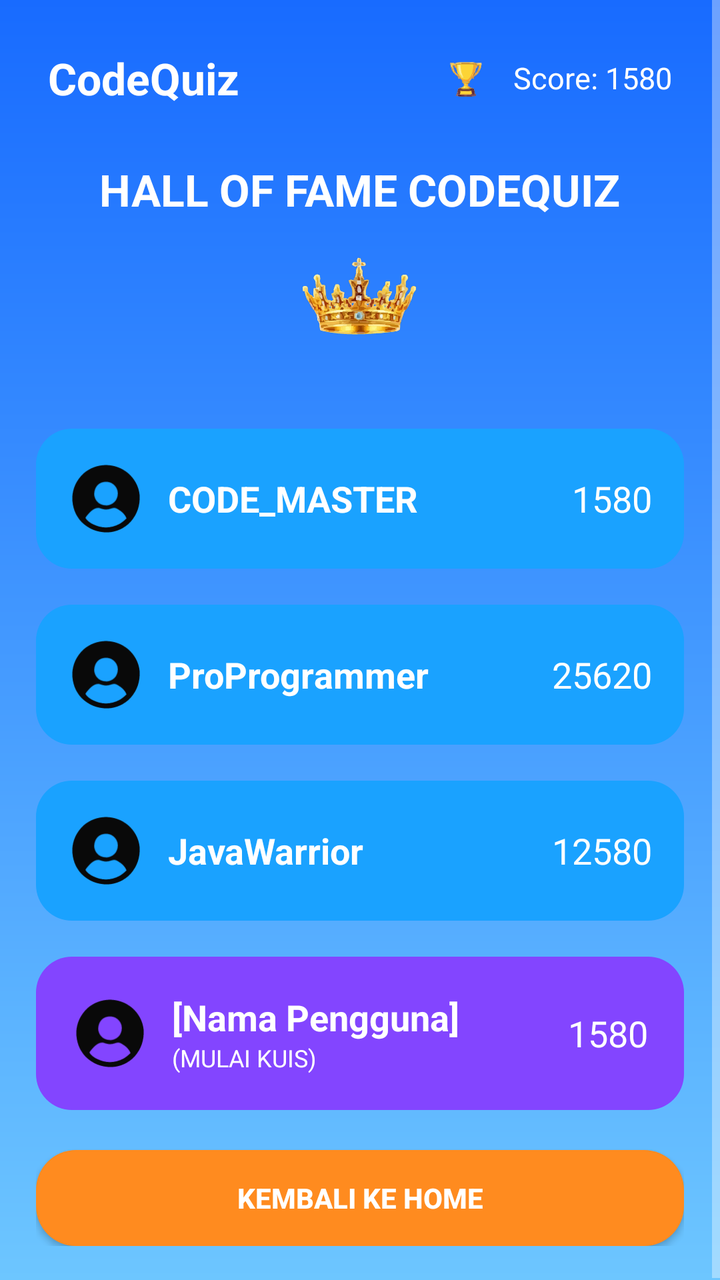
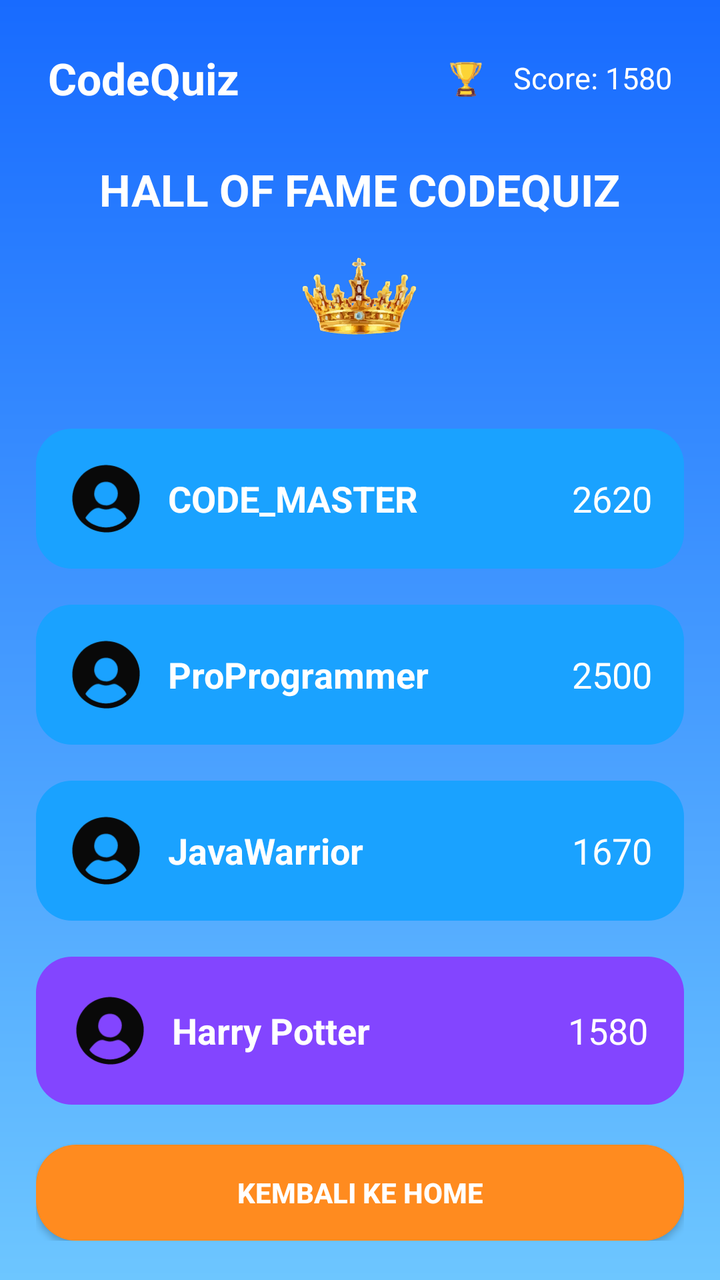

The first picture is an Android layout as it rendered before a commit; the second is the same layout after the commit. The layout source and the unified diff follow.
<!-- AndroidManifest.xml: application theme Theme.CodeQuizDAM -->
<!-- res/layout/activity_leaderboard.xml -->
<?xml version="1.0" encoding="utf-8"?>
<ScrollView xmlns:android="http://schemas.android.com/apk/res/android"
    android:layout_width="match_parent"
    android:layout_height="match_parent"
    android:background="@drawable/bg_gradient8">

    <LinearLayout
        android:layout_width="match_parent"
        android:layout_height="wrap_content"
        android:orientation="vertical"
        android:padding="18dp"
        android:gravity="center_horizontal">

        
        <LinearLayout
            android:layout_width="match_parent"
            android:layout_height="wrap_content"
            android:gravity="center_vertical"
            android:padding="6dp">

            <TextView
                android:layout_width="wrap_content"
                android:layout_height="wrap_content"
                android:text="CodeQuiz"
                android:textColor="@android:color/white"
                android:textStyle="bold"
                android:textSize="22sp"
                android:layout_weight="1" />

            <ImageView
                android:layout_width="30dp"
                android:layout_height="30dp"
                android:src="@drawable/ic_award" />

            <TextView
                android:layout_width="wrap_content"
                android:layout_height="wrap_content"
                android:text=" Score: 1580"
                android:textColor="@android:color/white"
                android:textSize="15sp"
                android:paddingStart="5dp" />
        </LinearLayout>

        <TextView
            android:layout_width="wrap_content"
            android:layout_height="wrap_content"
            android:text="HALL OF FAME CODEQUIZ"
            android:textColor="@android:color/white"
            android:textStyle="bold"
            android:textSize="22sp"
            android:layout_marginTop="20dp"/>

        
        <ImageView
            android:layout_width="60dp"
            android:layout_height="60dp"
            android:layout_marginTop="10dp"
            android:src="@drawable/ic_crown" />

        <LinearLayout
            android:layout_width="match_parent"
            android:layout_height="wrap_content"
            android:background="@drawable/bg_card_leader"
            android:orientation="horizontal"
            android:padding="16dp"
            android:layout_marginTop="35dp"
            android:gravity="center_vertical">

            <ImageView
                android:layout_width="38dp"
                android:layout_height="38dp"
                android:src="@drawable/ic_profile" />

            <TextView
                android:layout_width="0dp"
                android:layout_height="wrap_content"
                android:layout_weight="1"
                android:text="CODE_MASTER"
                android:textColor="@android:color/white"
                android:textSize="18sp"
                android:paddingStart="12dp"
                android:textStyle="bold" />

            <TextView
                android:layout_width="wrap_content"
                android:layout_height="wrap_content"
                android:text="1580"
                android:textColor="@android:color/white"
                android:textSize="18sp" />
        </LinearLayout>

        

        <include layout="@layout/item_rank"/>
        <include layout="@layout/item_rank2"/>

        
        <LinearLayout
            android:layout_width="match_parent"
            android:layout_height="wrap_content"
            android:background="@drawable/bg_card_user"
            android:orientation="horizontal"
            android:padding="18dp"
            android:layout_marginTop="18dp"
            android:gravity="center_vertical">

            <ImageView
                android:layout_width="38dp"
                android:layout_height="38dp"
                android:src="@drawable/ic_profile" />

            <LinearLayout
                android:layout_width="0dp"
                android:layout_height="wrap_content"
                android:orientation="vertical"
                android:layout_weight="1"
                android:paddingStart="12dp">

                <TextView
                    android:layout_width="wrap_content"
                    android:layout_height="wrap_content"
                    android:text="[Nama Pengguna]"
                    android:textColor="@android:color/white"
                    android:textSize="18sp"
                    android:textStyle="bold"/>

                <TextView
                    android:layout_width="wrap_content"
                    android:layout_height="wrap_content"
                    android:text="(MULAI KUIS)"
                    android:textColor="@android:color/white"
                    android:textSize="12sp"/>
            </LinearLayout>

            <TextView
                android:layout_width="wrap_content"
                android:layout_height="wrap_content"
                android:text="1580"
                android:textColor="@android:color/white"
                android:textSize="18sp"/>
        </LinearLayout>

        
        <Button
            android:id="@+id/btnHome"
            android:layout_width="match_parent"
            android:layout_height="wrap_content"
            android:text="KEMBALI KE HOME"
            android:textAllCaps="true"
            android:textStyle="bold"
            android:textColor="@android:color/white"
            android:layout_marginTop="20dp"
            android:padding="14dp"
            android:background="@drawable/bg_btn_orange" />
    </LinearLayout>
</ScrollView>
<!-- res/layout/item_rank.xml (included above) -->
<LinearLayout xmlns:android="http://schemas.android.com/apk/res/android"
    android:layout_width="match_parent"
    android:layout_height="wrap_content"
    android:background="@drawable/bg_card_leader"
    android:orientation="horizontal"
    android:padding="16dp"
    android:layout_marginTop="18dp"
    android:gravity="center_vertical">

    <ImageView
        android:layout_width="38dp"
        android:layout_height="38dp"
        android:src="@drawable/ic_profile"/>

    <TextView
        android:layout_width="0dp"
        android:layout_height="wrap_content"
        android:layout_weight="1"
        android:text="ProProgrammer"
        android:textColor="@android:color/white"
        android:textSize="18sp"
        android:textStyle="bold"
        android:paddingStart="12dp"/>

    <TextView
        android:layout_width="wrap_content"
        android:layout_height="wrap_content"
        android:text="25620"
        android:textColor="@android:color/white"
        android:textSize="18sp"/>
</LinearLayout>
<!-- res/layout/item_rank2.xml (included above) -->
<LinearLayout xmlns:android="http://schemas.android.com/apk/res/android"
    android:layout_width="match_parent"
    android:layout_height="wrap_content"
    android:background="@drawable/bg_card_leader"
    android:orientation="horizontal"
    android:padding="16dp"
    android:layout_marginTop="18dp"
    android:gravity="center_vertical">

    <ImageView
        android:layout_width="38dp"
        android:layout_height="38dp"
        android:src="@drawable/ic_profile"/>

    <TextView
        android:layout_width="0dp"
        android:layout_height="wrap_content"
        android:layout_weight="1"
        android:text="JavaWarrior"
        android:textColor="@android:color/white"
        android:textSize="18sp"
        android:textStyle="bold"
        android:paddingStart="12dp"/>

    <TextView
        android:layout_width="wrap_content"
        android:layout_height="wrap_content"
        android:text="12580"
        android:textColor="@android:color/white"
        android:textSize="18sp"/>
</LinearLayout>
<!-- resources referenced by this layout -->
<resources>
  <!-- drawable bg_btn_orange (drawable) -->
  <shape xmlns:android="http://schemas.android.com/apk/res/android">
      <solid android:color="#FF8B1F"/>
      <corners android:radius="20dp"/>
  </shape>
  <!-- drawable bg_card_leader (drawable) -->
  <shape xmlns:android="http://schemas.android.com/apk/res/android">
      <solid android:color="#1AA2FF"/>
      <corners android:radius="18dp"/>
      <padding android:left="12dp" android:top="12dp" android:right="12dp" android:bottom="12dp"/>
  </shape>
  <!-- drawable bg_card_user (drawable) -->
  <shape xmlns:android="http://schemas.android.com/apk/res/android">
      <solid android:color="#8345FF"/>
      <corners android:radius="18dp"/>
  </shape>
  <!-- drawable bg_gradient8 (drawable) -->
  <shape xmlns:android="http://schemas.android.com/apk/res/android">
      <gradient
          android:startColor="#6DC6FF"
          android:endColor="#186BFF"
          android:angle="90"/>
  </shape>
  <!-- drawable ic_award: vector/xml drawable (drawable, 37939 chars, omitted) -->
  <!-- drawable ic_crown: vector/xml drawable (drawable, 181227 chars, omitted) -->
  <!-- drawable ic_profile (drawable) -->
  <vector xmlns:android="http://schemas.android.com/apk/res/android"
      android:width="225dp"
      android:height="225dp"
      android:viewportWidth="225"
      android:viewportHeight="225">
    <path
        android:pathData="M177.47,36.7C196.72,53.04 209.74,76.67 212,102C213.67,132.72 205.02,158.55 184.63,181.7C167.33,199.84 143.29,211.26 118.14,212.22C88.2,212.93 62.54,202.96 40.81,182.25C21.7,162.36 12.57,137.06 12.7,109.58C13.27,82.14 25.59,57.31 45.25,38.41C83.34,5.03 138.6,4.53 177.47,36.7ZM86,74C79.16,83.73 76.98,92.11 78,104C79.88,112.75 84.22,120.42 91.43,125.82C100.33,131.42 108.55,132.98 119,132C128.29,129.87 135.77,125.48 141.31,117.69C147.01,108.36 148.74,98.85 146.34,88.04C143.1,78.06 137.61,71.36 128.53,66.19C114.49,59.57 96.37,61.77 86,74ZM53,166.69C51.72,168.92 51.72,168.92 52.7,170.91C60.1,182.81 76.22,189.9 89,194C89.98,194.32 90.96,194.64 91.97,194.97C112.28,200.62 133.97,197.2 152.26,187.22C159.97,182.78 166.8,177.38 173,171C168.68,157.18 155.12,147.58 143,141C136.88,138.96 132.31,139.76 126.44,142C115.79,145.76 106.05,144.77 95.63,140.91C78.43,134.93 62.11,154.44 53,166.69Z"
        android:fillColor="#090909"/>
  </vector>
  <style name="Theme.CodeQuizDAM" parent="Theme.AppCompat.NoActionBar" />
</resources>

<!-- the commit's change to res/layout/activity_leaderboard.xml (unified diff, before → after) -->
@@ -84,7 +84,7 @@
             <TextView
                 android:layout_width="wrap_content"
                 android:layout_height="wrap_content"
-                android:text="1580"
+                android:text="2620"
                 android:textColor="@android:color/white"
                 android:textSize="18sp" />
         </LinearLayout>
@@ -119,17 +119,10 @@
                 <TextView
                     android:layout_width="wrap_content"
                     android:layout_height="wrap_content"
-                    android:text="[Nama Pengguna]"
+                    android:text="Harry Potter"
                     android:textColor="@android:color/white"
                     android:textSize="18sp"
                     android:textStyle="bold"/>
-
-                <TextView
-                    android:layout_width="wrap_content"
-                    android:layout_height="wrap_content"
-                    android:text="(MULAI KUIS)"
-                    android:textColor="@android:color/white"
-                    android:textSize="12sp"/>
             </LinearLayout>
 
             <TextView
@@ -182,7 +175,7 @@
     <TextView
         android:layout_width="wrap_content"
         android:layout_height="wrap_content"
-        android:text="25620"
+        android:text="2500"
         android:textColor="@android:color/white"
         android:textSize="18sp"/>
 </LinearLayout>
@@ -214,7 +207,7 @@
     <TextView
         android:layout_width="wrap_content"
         android:layout_height="wrap_content"
-        android:text="12580"
+        android:text="1670"
         android:textColor="@android:color/white"
         android:textSize="18sp"/>
 </LinearLayout>
